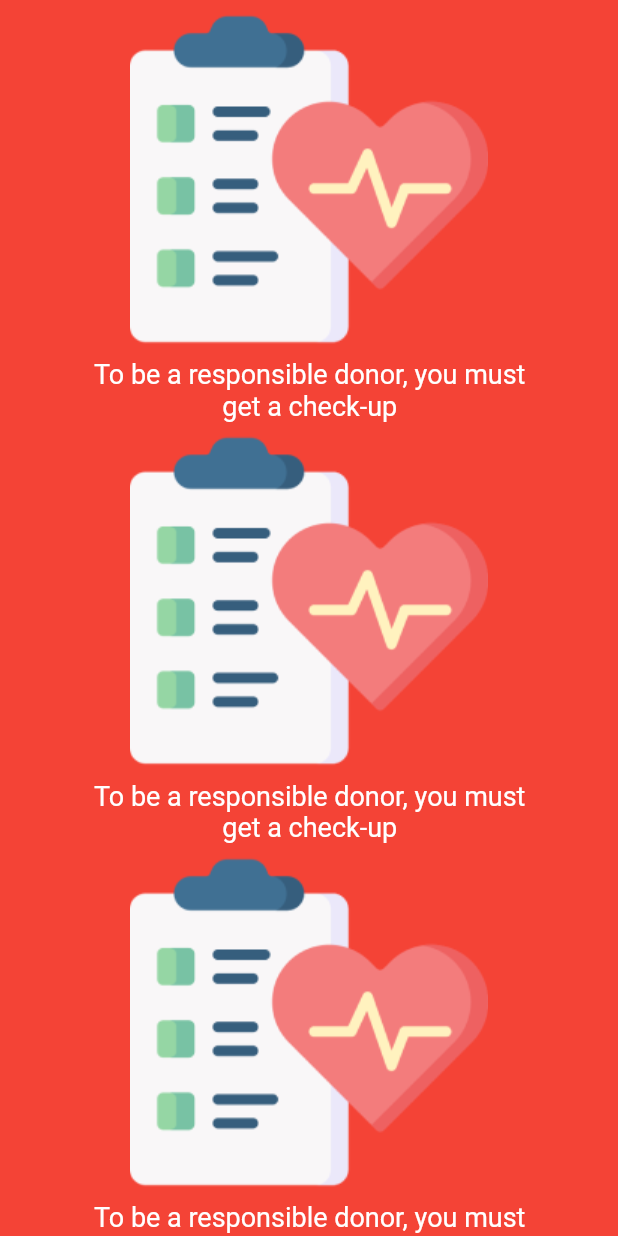
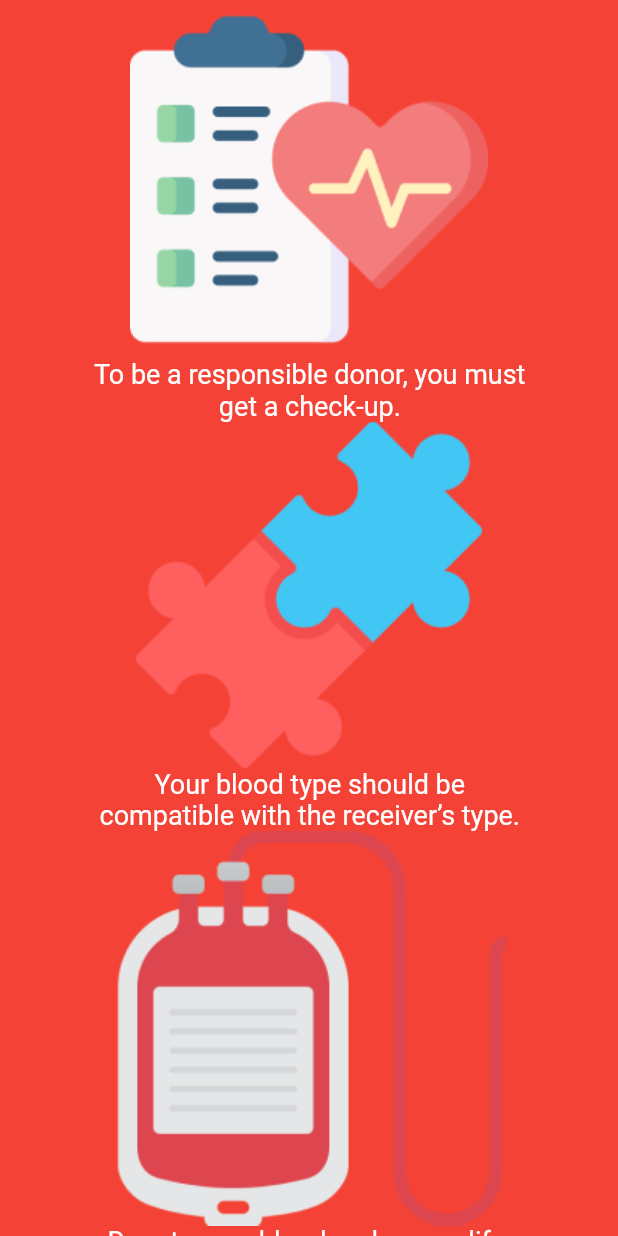
Before and after one commit to hrithikwins/bloodbank_app, a Flutter app: the screen it shows after launch, on a phone screen of 412 x 824 dp. Run offline on Flutter 3.47's test engine with Material 2 defaults, Android fonts, the phone set to English and light mode, and no system bars.

Commit message:
onboarding widget custom

```diff
--- a/lib/screens/onboarding_screen.dart
+++ b/lib/screens/onboarding_screen.dart
@@ -14,7 +14,10 @@ class MyOnboardingPage extends StatelessWidget {
             // mainAxisAlignment: MainAxisAlignment.center,
             children: onboardingData
                 .map(
-                  (e) => onboardingWidget(),
+                  (onboardingSingleData) => onboardingWidget(
+                    onboardingSingleData["text"]!,
+                    imageUrl: onboardingSingleData["image_url"],
+                  ),
                 )
                 .toList(),
           ),
@@ -23,13 +26,16 @@ class MyOnboardingPage extends StatelessWidget {
     );
   }
 
-  Column onboardingWidget() {
+  Widget onboardingWidget(
+    String text, {
+    String? imageUrl,
+  }) {
     return Column(
       mainAxisAlignment: MainAxisAlignment.spaceEvenly,
       children: [
         Container(
           child: Image.asset(
-            "assets/health-check.png",
+            imageUrl!,
           ),
         ),
         Container(
@@ -38,7 +44,7 @@ class MyOnboardingPage extends StatelessWidget {
             right: 56.0,
           ),
           child: Text(
-            "To be a responsible donor, you must get a check-up",
+            text,
             textAlign: TextAlign.center,
             style: TextStyle(
               fontSize: 18,
```
Also changed, not shown: lib/screens/onboarding.dart (deleted, +0 -44 lines).
